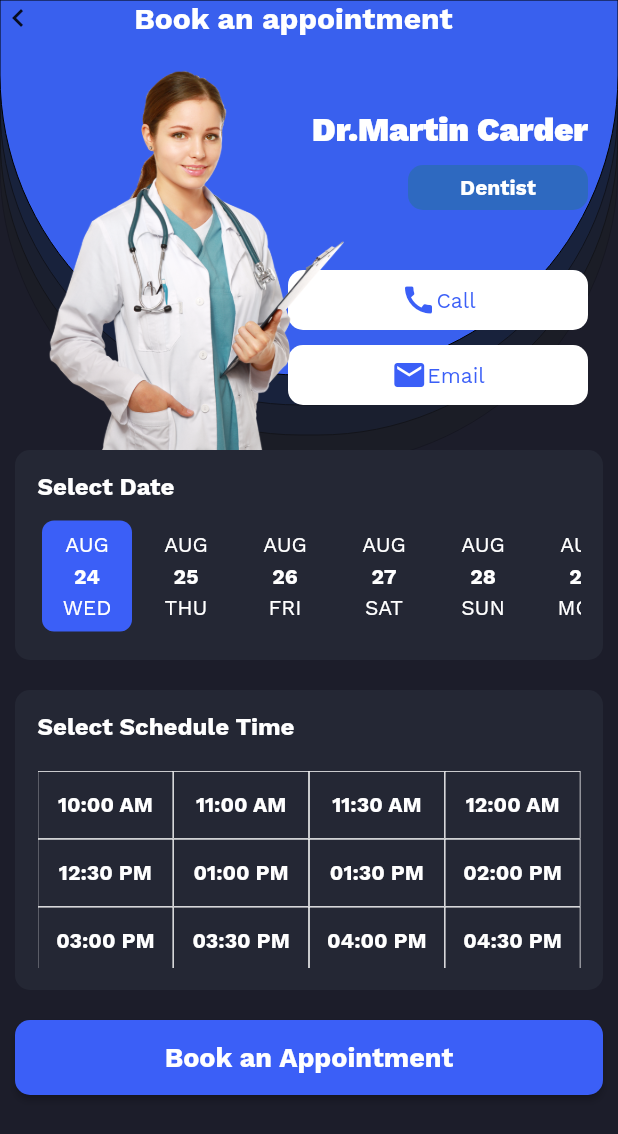
After one commit to shyam1992/F_DoctorApp, a Flutter app: the BookAppointment screen opened by its route, on a phone screen of 412 x 824 dp. The commit adds this screen. Shown: the top 1134 px of the screen. Run offline on Flutter 3.47's test engine with Material 2 defaults, Android fonts, the phone set to English and light mode, and no system bars; drawn by our look-alikes of date_picker_timeline.

Commit message:
added navigation between the screens

```diff
--- /dev/null
+++ b/lib/book_appointment.dart
@@ -0,0 +1,51 @@
+import 'package:flutter/material.dart';
+import 'package:app_2/components/page_background.dart';
+import './components/book_appointment_header.dart';
+import 'components/book_Appointment_date_picker.dart';
+import 'components/book_appointment_doctor_detail.dart';
+import 'components/book_appointment_select_schedule.dart';
+
+class BookAppointment extends StatelessWidget {
+  const BookAppointment({Key? key}) : super(key: key);
+
+  @override
+  Widget build(BuildContext context) {
+    return Scaffold(
+      backgroundColor: const Color(0xff1C1D2A),
+      body: Stack(
+        children: [
+          PageBackground(),
+          SafeArea(
+              child: Column(
+            children: [
+              BookAppointmentHeader(),
+              BookAppointmentDoctorDetail(),
+              BookAppointmentDatePicker(),
+              BookAppointmentSelectSchedule(),
+              Row(
+                children: [
+                  Expanded(
+                      child: Container(
+                    margin: const EdgeInsets.symmetric(horizontal: 10),
+                    height: 50,
+                    child: ElevatedButton(
+                        style: ElevatedButton.styleFrom(
+                            primary: const Color(0xff3B5ff7),
+                            shape: RoundedRectangleBorder(
+                                borderRadius: BorderRadius.circular(10))),
+                        onPressed: () {},
+                        child: const Text(
+                          'Book an Appointment',
+                          style: TextStyle(
+                              fontWeight: FontWeight.bold, fontSize: 18),
+                        )),
+                  ))
+                ],
+              )
+            ],
+          ))
+        ],
+      ),
+    );
+  }
+}
--- /dev/null
+++ b/lib/components/book_Appointment_date_picker.dart
@@ -0,0 +1,71 @@
+import 'package:flutter/material.dart';
+import 'package:date_picker_timeline/date_picker_timeline.dart';
+
+class BookAppointmentDatePicker extends StatefulWidget {
+  const BookAppointmentDatePicker({
+    Key? key,
+  }) : super(key: key);
+
+  @override
+  State<BookAppointmentDatePicker> createState() =>
+      _BookAppointmentDatePickerState();
+}
+
+class _BookAppointmentDatePickerState extends State<BookAppointmentDatePicker> {
+  DatePickerController _controller = DatePickerController();
+
+  DateTime _selectedValue = DateTime.now();
+
+  @override
+  Widget build(BuildContext context) {
+    return Row(
+      children: [
+        Expanded(
+          child: Container(
+            margin: const EdgeInsets.symmetric(horizontal: 10),
+            padding: const EdgeInsets.symmetric(vertical: 15, horizontal: 15),
+            height: 140,
+            decoration: BoxDecoration(
+                color: const Color(0xff242734),
+                borderRadius: BorderRadius.all(Radius.circular(10))),
+            child:
+                Column(crossAxisAlignment: CrossAxisAlignment.start, children: [
+              Container(
+                margin: const EdgeInsets.only(bottom: 10),
+                child: Text(
+                  'Select Date',
+                  style: TextStyle(
+                      color: Colors.white,
+                      fontWeight: FontWeight.bold,
+                      fontSize: 16),
+                ),
+              ),
+              Container(
+                child: DatePicker(
+                  DateTime.now(),
+                  width: 60,
+                  height: 80,
+                  controller: _controller,
+                  initialSelectedDate: DateTime.now(),
+                  selectionColor: const Color(0xff3B5ff7),
+                  selectedTextColor: Colors.white,
+                  dateTextStyle: const TextStyle(
+                      color: Colors.white, fontWeight: FontWeight.bold),
+                  dayTextStyle: TextStyle(color: Colors.white),
+                  monthTextStyle: TextStyle(color: Colors.white),
+                  inactiveDates: [],
+                  onDateChange: (date) {
+                    // New date selected
+                    setState(() {
+                      _selectedValue = date;
+                    });
+                  },
+                ),
+              ),
+            ]),
+          ),
+        ),
+      ],
+    );
+  }
+}
--- /dev/null
+++ b/lib/components/book_appointment_doctor_detail.dart
@@ -0,0 +1,98 @@
+import 'package:flutter/material.dart';
+
+class BookAppointmentDoctorDetail extends StatelessWidget {
+  const BookAppointmentDoctorDetail({
+    Key? key,
+  }) : super(key: key);
+
+  @override
+  Widget build(BuildContext context) {
+    return Padding(
+      padding: const EdgeInsets.only(top: 20, left: 20, right: 20),
+      child: Stack(
+        children: [
+          Container(
+            alignment: Alignment.centerRight,
+            margin: const EdgeInsets.symmetric(vertical: 30),
+            child: Column(
+              crossAxisAlignment: CrossAxisAlignment.end,
+              children: [
+                Text(
+                  'Dr.Martin Carder',
+                  style: TextStyle(
+                      fontWeight: FontWeight.w900,
+                      fontSize: 22,
+                      color: Colors.white),
+                ),
+                Container(
+                    margin: const EdgeInsets.only(top: 10, bottom: 40),
+                    height: 30,
+                    width: 120,
+                    alignment: Alignment.center,
+                    decoration: BoxDecoration(
+                      borderRadius: BorderRadius.all(Radius.circular(10)),
+                      color: const Color(0xff2E69C0),
+                    ),
+                    child: Text(
+                      'Dentist',
+                      style: TextStyle(
+                          fontWeight: FontWeight.bold, color: Colors.white),
+                    )),
+                Container(
+                  decoration: BoxDecoration(
+                      borderRadius: BorderRadius.all(Radius.circular(10)),
+                      color: Colors.white),
+                  width: 200,
+                  height: 40,
+                  alignment: Alignment.center,
+                  child: Row(
+                    mainAxisAlignment: MainAxisAlignment.center,
+                    children: [
+                      Icon(
+                        Icons.call,
+                        color: const Color(0xff3B5ff7),
+                      ),
+                      Text(
+                        'Call',
+                        style: TextStyle(color: const Color(0xff3B5ff7)),
+                      )
+                    ],
+                  ),
+                ),
+                Container(
+                  margin: const EdgeInsets.only(top: 10),
+                  height: 40,
+                  width: 200,
+                  decoration: BoxDecoration(
+                      borderRadius: BorderRadius.all(Radius.circular(10)),
+                      color: Colors.white),
+                  child: Row(
+                    mainAxisAlignment: MainAxisAlignment.center,
+                    children: [
+                      Icon(
+                        Icons.email,
+                        color: const Color(0xff3B5ff7),
+                      ),
+                      Text(
+                        'Email',
+                        style: TextStyle(color: const Color(0xff3B5ff7)),
+                      )
+                    ],
+                  ),
+                ),
+              ],
+            ),
+          ),
+          Positioned(
+            top: -30,
+            left: 10,
+            child: Image(
+              image: AssetImage('images/doc3.png'),
+              height: 320,
+            ),
+          )
+        ],
+      ),
+    );
+  }
+}
--- /dev/null
+++ b/lib/components/book_appointment_header.dart
@@ -0,0 +1,37 @@
+import 'package:flutter/material.dart';
+
+class BookAppointmentHeader extends StatelessWidget {
+  const BookAppointmentHeader({
+    Key? key,
+  }) : super(key: key);
+
+  @override
+  Widget build(BuildContext context) {
+    return Row(
+      children: [
+        Flexible(
+          child: GestureDetector(
+            child: Icon(Icons.keyboard_arrow_left_outlined),
+            onTap: () {
+              Navigator.pop(context);
+            },
+          ),
+          flex: 1,
+        ),
+        Flexible(
+          child: Center(
+              child: Text(
+            'Book an appointment',
+            style: TextStyle(
+                fontWeight: FontWeight.bold, fontSize: 20, color: Colors.white),
+          )),
+          flex: 10,
+        ),
+        Flexible(
+          child: SizedBox(),
+          flex: 1,
+        )
+      ],
+    );
+  }
+}
--- /dev/null
+++ b/lib/components/book_appointment_select_schedule.dart
@@ -0,0 +1,81 @@
+import 'package:flutter/material.dart';
+
+class BookAppointmentSelectSchedule extends StatelessWidget {
+  BookAppointmentSelectSchedule({
+    Key? key,
+  }) : super(key: key);
+
+  final List timeArray = [
+    '10:00 AM',
+    '11:00 AM',
+    '11:30 AM',
+    '12:00 AM',
+    '12:30 PM',
+    '01:00 PM',
+    '01:30 PM',
+    '02:00 PM',
+    '03:00 PM',
+    '03:30 PM',
+    '04:00 PM',
+    '04:30 PM'
+  ];
+
+  @override
+  Widget build(BuildContext context) {
+    return Row(
+      children: [
+        Expanded(
+          child: Container(
+            padding: const EdgeInsets.symmetric(vertical: 15, horizontal: 15),
+            margin: const EdgeInsets.symmetric(vertical: 20, horizontal: 10),
+            height: 200,
+            decoration: BoxDecoration(
+                color: const Color(0xff242734),
+                borderRadius: BorderRadius.all(Radius.circular(10))),
+            child: Column(
+              crossAxisAlignment: CrossAxisAlignment.start,
+              children: [
+                Container(
+                  margin: const EdgeInsets.only(bottom: 20),
+                  child: Text(
+                    'Select Schedule Time',
+                    style: TextStyle(
+                        color: Colors.white,
+                        fontWeight: FontWeight.bold,
+                        fontSize: 16),
+                  ),
+                ),
+                Expanded(
+                  child: GridView.count(
+                    padding: const EdgeInsets.all(0),
+                    shrinkWrap: true,
+                    scrollDirection: Axis.vertical,
+                    crossAxisCount: 4,
+                    crossAxisSpacing: 0,
+                    mainAxisSpacing: 0,
+                    childAspectRatio: 2,
+                    children: timeArray
+                        .map((e) => Container(
+                            height: 30,
+                            width: 30,
+                            alignment: Alignment.center,
+                            decoration: BoxDecoration(
+                                border: Border.all(
+                                    color: Colors.white, width: 0.5)),
+                            child: Text(
+                              e,
+                              style: TextStyle(
+                                  color: Colors.white,
+                                  fontWeight: FontWeight.bold),
+                            )))
+                        .toList(),
+                  ),
+                )
+              ],
+            ),
+          ),
+        ),
+      ],
+    );
+  }
+}
--- a/lib/components/dashboard_search.dart
+++ b/lib/components/dashboard_search.dart
@@ -1,3 +1,5 @@
+// ignore_for_file: prefer_const_constructors, prefer_const_literals_to_create_immutables
+
 import 'package:flutter/material.dart';
 
 class DashboardSearchField extends StatelessWidget {
--- a/lib/components/doctor_tile.dart
+++ b/lib/components/doctor_tile.dart
@@ -9,7 +9,11 @@ class DoctorTile extends StatelessWidget {
 
   @override
   Widget build(BuildContext context) {
-    return Container(
+    return GestureDetector(
+      onTap: () {
+        Navigator.pushNamed(context, '/appointment');
+      },
+      child: Container(
         decoration: BoxDecoration(boxShadow: [
           BoxShadow(
               color: Colors.black.withOpacity(0.1),
@@ -103,6 +107,7 @@ class DoctorTile extends StatelessWidget {
                 ))
           ],
         ),
+      ),
     );
   }
 }
--- /dev/null
+++ b/lib/components/page_background.dart
@@ -0,0 +1,65 @@
+import 'package:flutter/material.dart';
+
+class PageBackground extends StatelessWidget {
+  const PageBackground({Key? key}) : super(key: key);
+
+  @override
+  Widget build(BuildContext context) {
+    return Stack(
+      children: [
+        Container(
+          color: const Color(0xff1C1D2A),
+        ),
+        Opacity(
+          opacity: 0.2,
+          child: Container(
+            decoration: BoxDecoration(
+              borderRadius: const BorderRadius.only(
+                  bottomLeft: Radius.circular(200),
+                  bottomRight: Radius.circular(200)),
+              border: Border.all(width: 0),
+              color: const Color(0xff1A1F17),
+            ),
+            height: 310,
+          ),
+        ),
+        Opacity(
+          opacity: 0.3,
+          child: Container(
+            decoration: BoxDecoration(
+              borderRadius: const BorderRadius.only(
+                  bottomLeft: Radius.circular(200),
+                  bottomRight: Radius.circular(200)),
+              border: Border.all(width: 0),
+              color: const Color(0xff182444),
+            ),
+            height: 290,
+          ),
+        ),
+        Opacity(
+          opacity: 0.4,
+          child: Container(
+            decoration: BoxDecoration(
+              borderRadius: const BorderRadius.only(
+                  bottomLeft: Radius.circular(200),
+                  bottomRight: Radius.circular(200)),
+              border: Border.all(width: 0),
+              color: const Color(0xff172751),
+            ),
+            height: 270,
+          ),
+        ),
+        Container(
+          decoration: BoxDecoration(
+            borderRadius: const BorderRadius.only(
+                bottomLeft: Radius.circular(200),
+                bottomRight: Radius.circular(200)),
+            border: Border.all(width: 0),
+            color: const Color(0xff3960EE),
+          ),
+          height: 250,
+        ),
+      ],
+    );
+  }
+}
--- a/lib/main.dart
+++ b/lib/main.dart
@@ -1,5 +1,6 @@
 import 'package:flutter/material.dart';
 import './dashboard.dart';
+import 'package:app_2/book_appointment.dart';
 
 void main() {
   runApp(const MyApp());
@@ -12,7 +13,11 @@ class MyApp extends StatelessWidget {
   Widget build(BuildContext context) {
     return MaterialApp(
       theme: ThemeData(fontFamily: 'WorkSans'),
-      home: const Dashboard(),
+      initialRoute: '/home',
+      routes: {
+        '/home': (context) => const Dashboard(),
+        '/appointment': (context) => const BookAppointment()
+      },
     );
   }
 }
--- a/pubspec.yaml
+++ b/pubspec.yaml
@@ -34,6 +34,7 @@ dependencies:
   # The following adds the Cupertino Icons font to your application.
   # Use with the CupertinoIcons class for iOS style icons.
   cupertino_icons: ^1.0.2
+  date_picker_timeline: ^1.2.3
 
 dev_dependencies:
   flutter_test:
```
Also changed, not shown: images/doc3.png (added), original-850dd80edfa5f5e5ea3431f30605e2f1.webp (added), pubspec.lock. Lines whose indentation alone changed are shown as unchanged.
